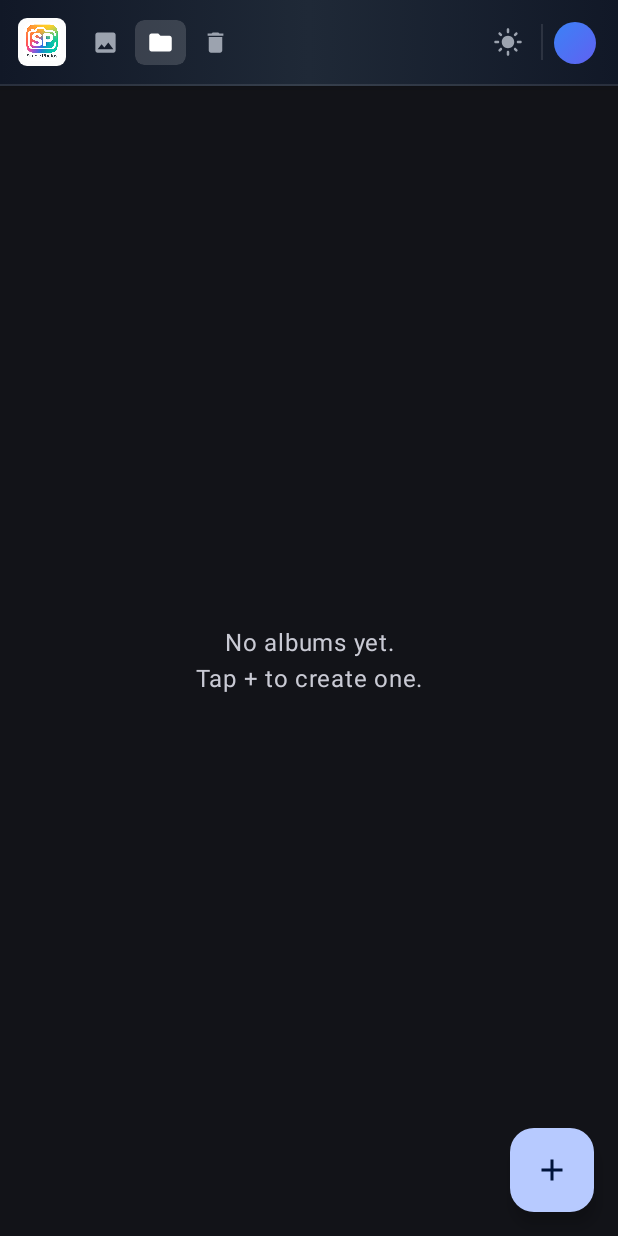
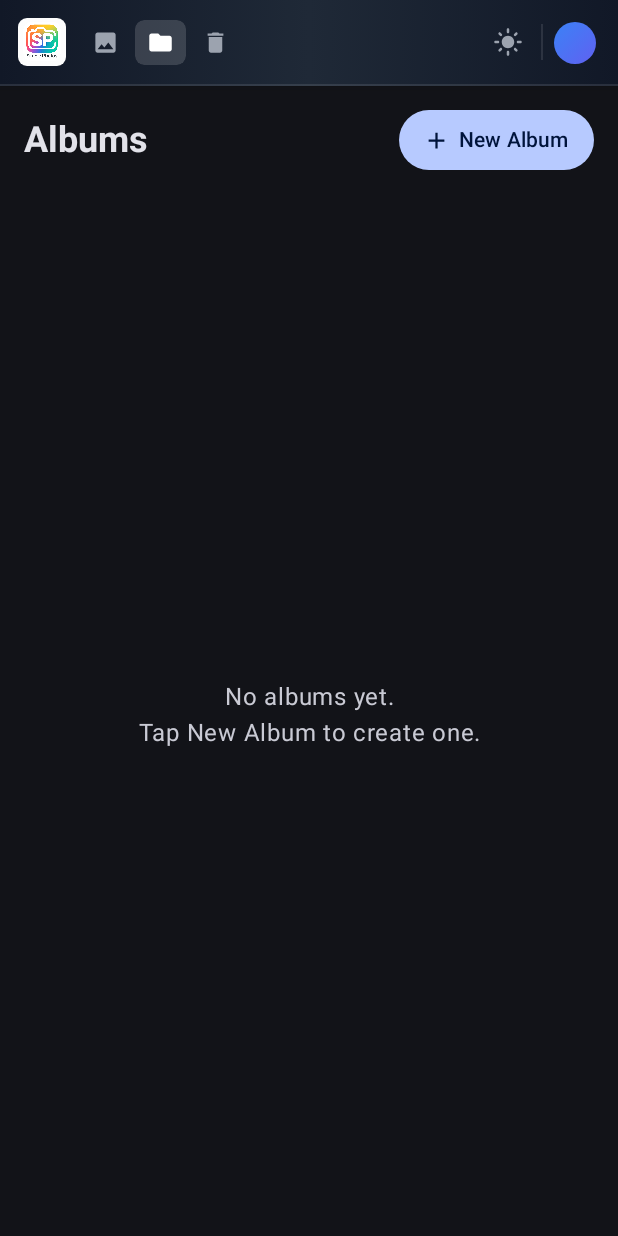
Before and after one commit to Wulfic/simple-photos, an Android app built with Jetpack Compose: the AlbumListScreen screen opened through its navigation route, on a phone screen of 412 x 824 dp. Run offline under Robolectric (Android 15) with nearby library versions, the light colour scheme and no system bars; our stand-ins replace Dagger/Hilt's generated code, Room's generated code; libraries missing offline, so code that uses them is left out: org.bouncycastle.crypto; pictures from the network do not load.

Commit message:
Add server-side deduplication and bulk action bar in UI; enhance reset-server script for user permissions

```diff
--- a/android/app/src/main/kotlin/com/simplephotos/data/local/dao/PhotoDao.kt
+++ b/android/app/src/main/kotlin/com/simplephotos/data/local/dao/PhotoDao.kt
@@ -50,6 +50,10 @@ interface PhotoDao {
     @Query("SELECT * FROM photos WHERE localPath = :path LIMIT 1")
     suspend fun getByLocalPath(path: String): PhotoEntity?
 
+    /** Find a SYNCED photo with the same filename (for server dedup). */
+    @Query("SELECT * FROM photos WHERE filename = :filename AND syncStatus = 'SYNCED' LIMIT 1")
+    suspend fun getSyncedByFilename(filename: String): PhotoEntity?
+
     @Delete
     suspend fun delete(photo: PhotoEntity)
 
--- a/android/app/src/main/kotlin/com/simplephotos/ui/screens/album/AlbumListScreen.kt
+++ b/android/app/src/main/kotlin/com/simplephotos/ui/screens/album/AlbumListScreen.kt
@@ -11,6 +11,7 @@ import androidx.compose.material3.*
 import androidx.compose.runtime.*
 import androidx.compose.ui.Alignment
 import androidx.compose.ui.Modifier
+import androidx.compose.ui.text.font.FontWeight
 import androidx.compose.ui.text.style.TextAlign
 import androidx.compose.ui.unit.dp
 import androidx.datastore.core.DataStore
@@ -115,22 +116,41 @@ fun AlbumListScreen(
                     onThemeToggle = { ThemeState.toggle(viewModel.dataStore) }
                 )
             )
-        },
-        floatingActionButton = {
-            FloatingActionButton(
-                onClick = { viewModel.showCreateDialog = true },
-                containerColor = MaterialTheme.colorScheme.primary
-            ) {
-                Icon(Icons.Default.Add, contentDescription = "New Album")
-            }
         }
     ) { padding ->
         Column(modifier = Modifier.padding(padding)) {
+            // ── Page header with inline "New Album" button ───────────
+            Row(
+                modifier = Modifier
+                    .fillMaxWidth()
+                    .padding(horizontal = 16.dp, vertical = 12.dp),
+                verticalAlignment = Alignment.CenterVertically,
+                horizontalArrangement = Arrangement.SpaceBetween
+            ) {
+                Text(
+                    "Albums",
+                    style = MaterialTheme.typography.headlineSmall,
+                    fontWeight = FontWeight.Bold
+                )
+                Button(
+                    onClick = { viewModel.showCreateDialog = true },
+                    contentPadding = PaddingValues(horizontal = 16.dp, vertical = 8.dp)
+                ) {
+                    Icon(
+                        Icons.Default.Add,
+                        contentDescription = null,
+                        modifier = Modifier.size(18.dp)
+                    )
+                    Spacer(Modifier.width(6.dp))
+                    Text("New Album")
+                }
+            }
+
             viewModel.error?.let { err ->
                 Text(
                     err,
                     color = MaterialTheme.colorScheme.error,
-                    modifier = Modifier.padding(16.dp),
+                    modifier = Modifier.padding(horizontal = 16.dp),
                     style = MaterialTheme.typography.bodySmall
                 )
             }
@@ -141,7 +161,7 @@ fun AlbumListScreen(
                     contentAlignment = Alignment.Center
                 ) {
                     Text(
-                        "No albums yet.\nTap + to create one.",
+                        "No albums yet.\nTap New Album to create one.",
                         textAlign = TextAlign.Center,
                         color = MaterialTheme.colorScheme.onSurfaceVariant
                     )
```
Also changed, not shown: android/app/src/main/kotlin/com/simplephotos/data/repository/PhotoRepository.kt (+40 -1 lines), android/app/src/main/kotlin/com/simplephotos/sync/BackupWorker.kt (+20 -3 lines), android/app/src/main/kotlin/com/simplephotos/ui/screens/trash/TrashScreen.kt (+46 -40 lines), 1 other file.
